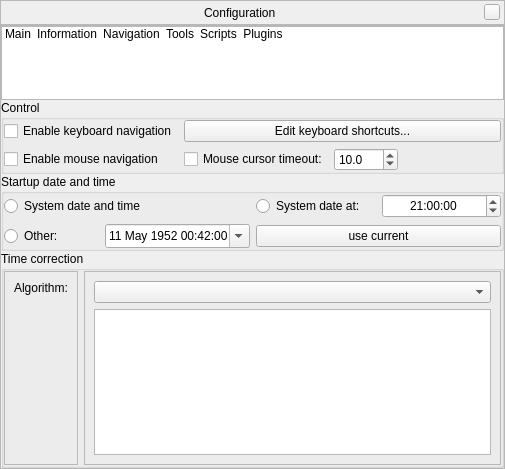
The window that src/gui/configurationDialog.ui (519984307/stellarium_src) describes before a commit, drawn with Qt 5.
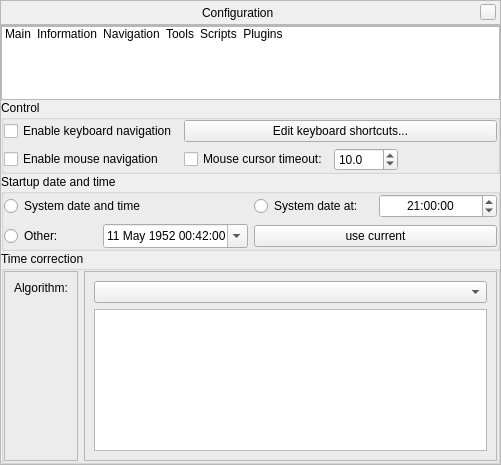
The same window after the commit. Icons and pictures are not drawn. Custom widgets are drawn as their Qt base class.

```diff
--- a/src/gui/configurationDialog.ui
+++ b/src/gui/configurationDialog.ui
@@ -6,8 +6,8 @@
    <rect>
     <x>0</x>
     <y>0</y>
-    <width>505</width>
-    <height>469</height>
+    <width>501</width>
+    <height>465</height>
    </rect>
   </property>
   <layout class="QVBoxLayout">
```
